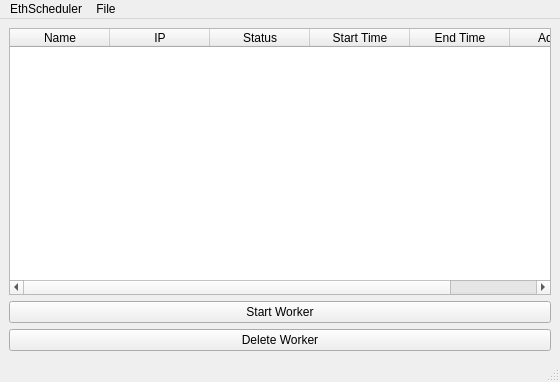
Qt form EthScheduler.ui (akookoo/EthScheduler) before a commit.
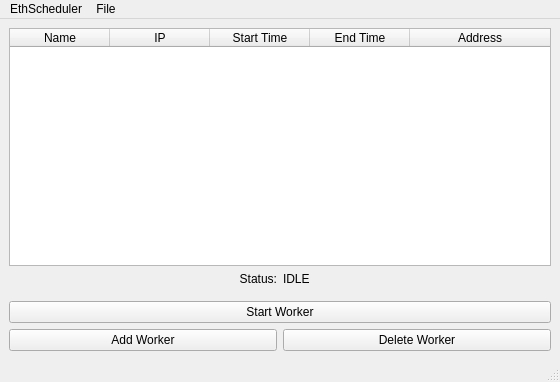
The same form after that commit.

Commit message: added prints for validation

```diff
--- a/EthScheduler.ui
+++ b/EthScheduler.ui
@@ -60,11 +60,6 @@
         <string>IP</string>
        </property>
       </column>
-      <column>
-       <property name="text">
-        <string>Status</string>
-       </property>
-      </column>
       <column>
        <property name="text">
         <string>Start Time</string>
@@ -82,6 +77,47 @@
       </column>
      </widget>
     </item>
+    <item>
+     <widget class="QFrame" name="frame_2">
+      <property name="frameShape">
+       <enum>QFrame::NoFrame</enum>
+      </property>
+      <property name="frameShadow">
+       <enum>QFrame::Raised</enum>
+      </property>
+      <layout class="QHBoxLayout" name="horizontalLayout_2">
+       <property name="leftMargin">
+        <number>0</number>
+       </property>
+       <property name="topMargin">
+        <number>0</number>
+       </property>
+       <property name="rightMargin">
+        <number>0</number>
+       </property>
+       <property name="bottomMargin">
+        <number>9</number>
+       </property>
+       <item>
+        <widget class="QLabel" name="label_2">
+         <property name="text">
+          <string>Status:</string>
+         </property>
+         <property name="alignment">
+          <set>Qt::AlignRight|Qt::AlignTrailing|Qt::AlignVCenter</set>
+         </property>
+        </widget>
+       </item>
+       <item>
+        <widget class="QLabel" name="status_label">
+         <property name="text">
+          <string>IDLE</string>
+         </property>
+        </widget>
+       </item>
+      </layout>
+     </widget>
+    </item>
     <item>
      <widget class="QPushButton" name="start_worker_pushButton">
       <property name="text">
@@ -93,10 +129,41 @@
      </widget>
     </item>
     <item>
-     <widget class="QPushButton" name="delete_worker_pushButton">
-      <property name="text">
-       <string>Delete Worker</string>
+     <widget class="QFrame" name="frame">
+      <property name="frameShape">
+       <enum>QFrame::NoFrame</enum>
       </property>
+      <property name="frameShadow">
+       <enum>QFrame::Raised</enum>
+      </property>
+      <layout class="QHBoxLayout" name="horizontalLayout">
+       <property name="leftMargin">
+        <number>0</number>
+       </property>
+       <property name="topMargin">
+        <number>0</number>
+       </property>
+       <property name="rightMargin">
+        <number>0</number>
+       </property>
+       <property name="bottomMargin">
+        <number>0</number>
+       </property>
+       <item>
+        <widget class="QPushButton" name="add_worker_pushButton">
+         <property name="text">
+          <string>Add Worker</string>
+         </property>
+        </widget>
+       </item>
+       <item>
+        <widget class="QPushButton" name="delete_worker_pushButton">
+         <property name="text">
+          <string>Delete Worker</string>
+         </property>
+        </widget>
+       </item>
+      </layout>
      </widget>
     </item>
    </layout>
```
Left out of the diff: 2 changed lines with no effect on the pictures. The commit also changes 2 other files.
